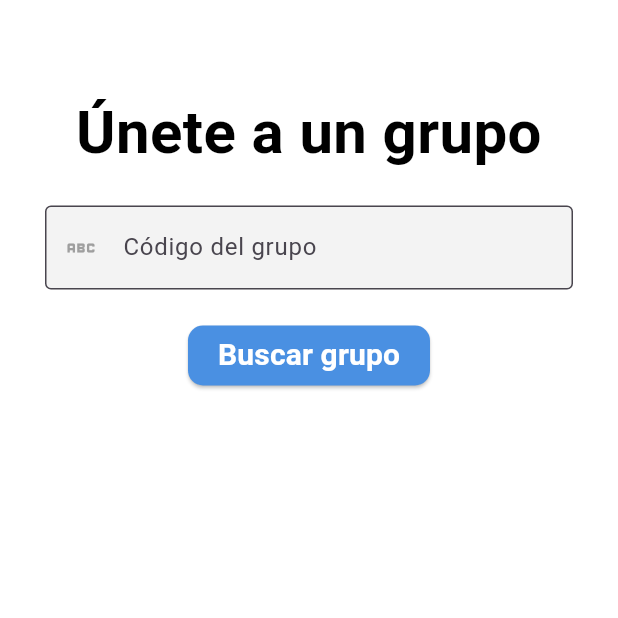
After one commit to NRG-4/synhub-flutter-mobile-app, a Flutter app: the SearchGroup screen opened directly, on a phone screen of 412 x 824 dp, the top half of it. The commit adds this screen. Run offline on Flutter 3.47's test engine with Material 3 defaults, Android fonts, the phone set to English and light mode, and no system bars; our stand-ins replace bloc, flutter_bloc.

Commit message:
feat(groups): add SearchGroup screen for group joining functionality

```diff
--- /dev/null
+++ b/lib/group/views/SearchGroup.dart
@@ -0,0 +1,78 @@
+import 'package:flutter/material.dart';
+
+class SearchGroup extends StatefulWidget {
+  const SearchGroup({super.key});
+
+  @override
+  State<SearchGroup> createState() => _SearchGroupState();
+}
+
+class _SearchGroupState extends State<SearchGroup> {
+
+  final TextEditingController codeGroupController = TextEditingController();
+
+  @override
+  void dispose() {
+    codeGroupController.dispose();
+    super.dispose();
+  }
+
+  @override
+  Widget build(BuildContext context) {
+    return Scaffold(
+        backgroundColor: Color(0xFFFFFFFF),
+        body: Padding(
+          padding: EdgeInsets.symmetric(horizontal: 30, vertical: 40),
+          child: Column(
+            mainAxisAlignment: MainAxisAlignment.start,
+            crossAxisAlignment: CrossAxisAlignment.center,
+            children: [
+              SizedBox(height: 20),
+              const Text(
+                'Únete a un grupo',
+                style: TextStyle(
+                  fontSize: 40,
+                  color: Color(0xFF000000),
+                  fontWeight: FontWeight.bold,
+                ),
+                textAlign: TextAlign.center,
+              ),
+              SizedBox(height: 20),
+              TextField(
+                controller: codeGroupController,
+                decoration: InputDecoration(
+                  labelText: 'Código del grupo',
+                  hintText: 'Código del grupo',
+                  prefixIcon: Icon(Icons.abc, color: Colors.grey),
+                  filled: true,
+                  fillColor: Color(0xFFF3F3F3),
+                  border: OutlineInputBorder(),
+                ),
+              ),
+              SizedBox(height: 20),
+              ElevatedButton(
+                style: ElevatedButton.styleFrom(
+                  backgroundColor: Color(0xFF4A90E2),
+                  shape: RoundedRectangleBorder(
+                    borderRadius: BorderRadius.circular(10),
+                  ),
+                  padding: EdgeInsets.symmetric(horizontal: 20),
+                ),
+                onPressed: () {
+                  // Aquí puedes agregar la lógica para buscar el grupo
+                },
+                child: const Text(
+                  'Buscar grupo',
+                  style: TextStyle(
+                    fontSize: 20,
+                    color: Colors.white,
+                    fontWeight: FontWeight.bold,
+                  ),
+                ),
+              ),
+            ],
+          ),
+        )
+    );
+  }
+}
--- a/lib/shared/bloc/auth/auth_bloc.dart
+++ b/lib/shared/bloc/auth/auth_bloc.dart
@@ -6,7 +6,6 @@ import '../../models/sign_in_request.dart';
 import '../../models/signn_in_response.dart';
 import '../../services/auth_service.dart';
 import '../../services/member_service.dart';
-import '../../models/member.dart';
 import 'auth_event.dart';
 import 'auth_state.dart';
 
--- a/lib/shared/views/Login.dart
+++ b/lib/shared/views/Login.dart
@@ -1,12 +1,12 @@
 import 'package:flutter/material.dart';
 import 'package:flutter_bloc/flutter_bloc.dart';
+import '../../group/views/SearchGroup.dart';
 import '../bloc/auth/auth_bloc.dart';
 import '../bloc/auth/auth_event.dart';
 import '../bloc/auth/auth_state.dart';
 import '../services/auth_service.dart';
 import '../services/member_service.dart';
 import 'Register.dart';
-import 'SearchGroup.dart';
 import 'home.dart';
 
 class Login extends StatefulWidget {
```
